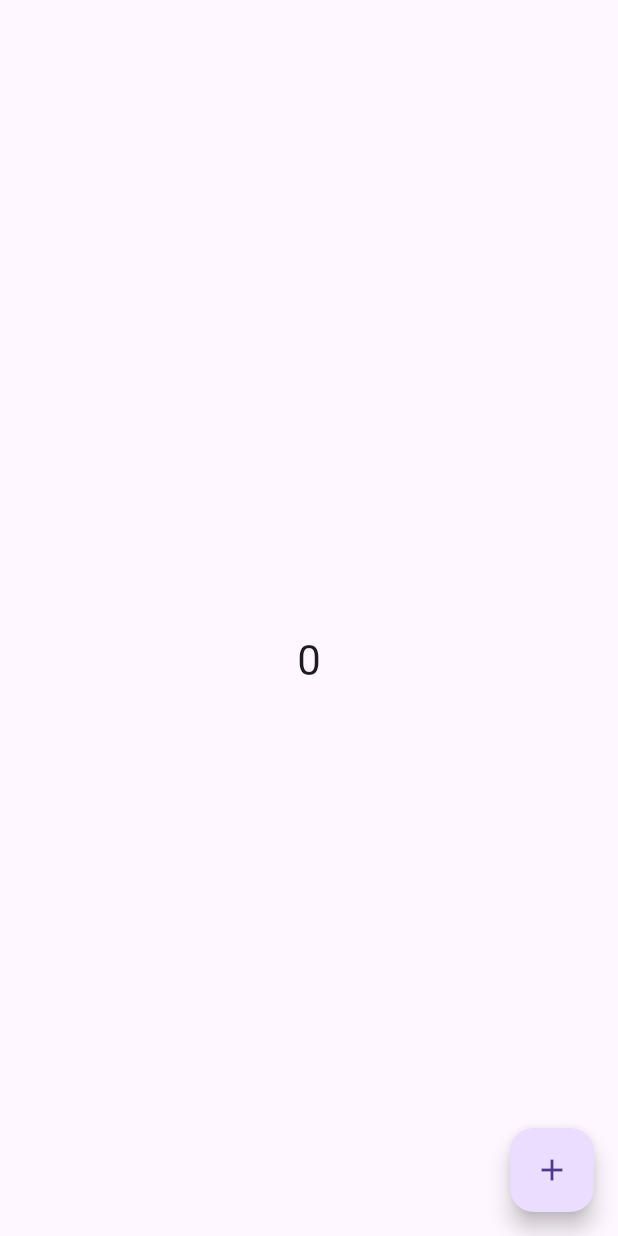
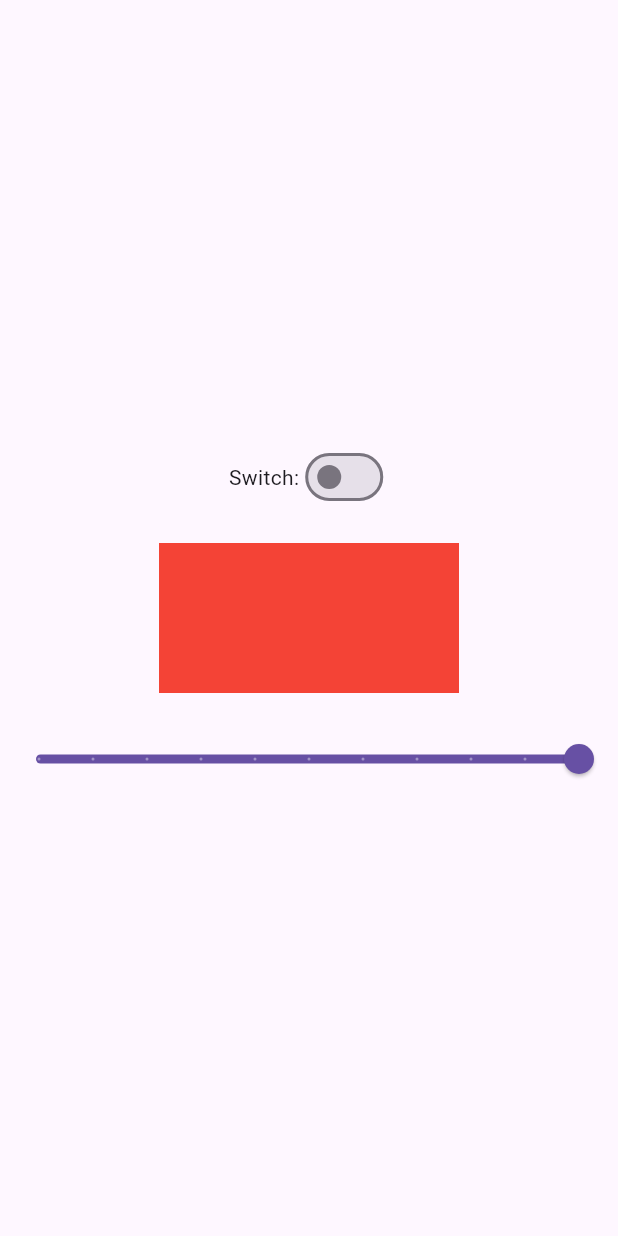
Before and after one commit to RidaSyed244/counter_bloc, a Flutter app: the screen it shows after launch, on a phone screen of 412 x 824 dp. Run offline on Flutter 3.47's test engine with Material 3 defaults, Android fonts, the phone set to English and light mode, and no system bars; our stand-ins replace bloc, equatable, flutter_bloc.

Commit message:
Slider andSwitch example

```diff
--- /dev/null
+++ b/lib/bloc/switch/bloc/switch_bloc.dart
@@ -0,0 +1,24 @@
+import 'package:bloc/bloc.dart';
+import 'package:counter_bloc/bloc/switch/bloc/switch_state.dart';
+import 'package:equatable/equatable.dart';
+
+part 'switch_event.dart';
+
+class SwitchBloc extends Bloc<SwitchEvent, SwitchState> {
+  SwitchBloc() : super(SwitchState()) {
+    on<EnableOrDisableNotification>(_onSwitch);
+
+    // Remove the event handler for SliderEvents
+  }
+
+  void _onSwitch(EnableOrDisableNotification event, Emitter<SwitchState> emit) {
+    emit(state.copyWith(isSwitch: !state.isSwitch));
+  }
+
+  // Remove the event handler for slider
+
+  // Add a method to handle slider changes directly in the state
+  void updateSlider(double sliderValue) {
+    emit(state.copyWith(slider: sliderValue));
+  }
+}
--- /dev/null
+++ b/lib/bloc/switch/bloc/switch_event.dart
@@ -0,0 +1,32 @@
+// ignore_for_file: must_be_immutable
+
+part of 'switch_bloc.dart';
+
+abstract class SwitchEvent extends Equatable {
+  const SwitchEvent();
+
+  @override
+  List<Object> get props => [];
+  //logic of upper line is props means properties and it is used to compare two objects for example:
+  // class Person {
+  //   final String name;
+  //   final int age;
+  //   Person(this.name, this.age);
+  // }
+  // void main() {
+  //   final p1 = Person('Bob', 30);
+  //   final p2 = Person('Bob', 30);
+  //   print(p1 == p2); // false
+  // }
+  //result is false because p1 and p2 are two different objects and they are not equal
+}
+
+class EnableOrDisableNotification extends SwitchEvent {}
+
+class SliderEvents extends SwitchEvent {
+  double slider;
+  SliderEvents({this.slider = 1.0});
+
+  @override
+  List<Object> get props => [slider];
+}
--- /dev/null
+++ b/lib/bloc/switch/bloc/switch_state.dart
@@ -0,0 +1,20 @@
+// ignore_for_file: must_be_immutable
+
+import 'package:equatable/equatable.dart';
+
+class SwitchState extends Equatable {
+  bool isSwitch;
+  double slider;
+
+  SwitchState({this.isSwitch = false, this.slider = 1.0});
+
+  SwitchState copyWith({bool? isSwitch, double? slider}) {
+    return SwitchState(
+      isSwitch: isSwitch ?? this.isSwitch,
+      slider: slider ?? this.slider,
+    );
+  }
+
+  @override
+  List<Object> get props => [isSwitch, slider];
+}
--- a/lib/main.dart
+++ b/lib/main.dart
@@ -1,5 +1,7 @@
 import 'package:counter_bloc/bloc/counter/counter_bloc.dart';
+import 'package:counter_bloc/bloc/switch/bloc/switch_bloc.dart';
 import 'package:counter_bloc/ui/counter.dart';
+import 'package:counter_bloc/ui/switch_screen.dart';
 import 'package:flutter/material.dart';
 import 'package:flutter_bloc/flutter_bloc.dart';
 
@@ -20,7 +22,7 @@ class _MyAppState extends State<MyApp> {
   @override
   Widget build(BuildContext context) {
     return BlocProvider(
-        create: (context) => CounterBloc(),
-        child: MaterialApp(home: CounterScreen()));
+        create: (context) => SwitchBloc(),
+        child: MaterialApp(home: SwitchScreen()));
   }
 }
--- /dev/null
+++ b/lib/ui/switch_screen.dart
@@ -0,0 +1,72 @@
+import 'package:counter_bloc/bloc/switch/bloc/switch_state.dart';
+import 'package:flutter/material.dart';
+import 'package:flutter_bloc/flutter_bloc.dart';
+import 'package:counter_bloc/bloc/switch/bloc/switch_bloc.dart';
+
+class SwitchScreen extends StatefulWidget {
+  @override
+  State<SwitchScreen> createState() => _SwitchScreenState();
+}
+
+class _SwitchScreenState extends State<SwitchScreen> {
+  @override
+  Widget build(BuildContext context) {
+    return MaterialApp(
+      home: Scaffold(
+        body: Center(
+          child: Column(
+            mainAxisAlignment: MainAxisAlignment.center,
+            children: [
+              Row(
+                mainAxisAlignment: MainAxisAlignment.center,
+                children: [
+                  Text('Switch:'),
+                  BlocBuilder<SwitchBloc, SwitchState>(
+                    buildWhen: (previous, current) {
+                      return previous.isSwitch != current.isSwitch;
+                    },
+                    builder: (context, state) {
+                      print(state.isSwitch);
+                      return Switch(
+                        value: state.isSwitch,
+                        onChanged: (newvalue) {
+                          context.read<SwitchBloc>().add(
+                                EnableOrDisableNotification(),
+                              );
+                        },
+                      );
+                    },
+                  ),
+                ],
+              ),
+              BlocBuilder<SwitchBloc, SwitchState>(
+                buildWhen: (previous, current) {
+                  return previous.slider != current.slider;
+                },
+                builder: (context, state) {
+                  print(state.slider);
+                  return Container(
+                    width: 200,
+                    height: 100,
+                    color: Colors.red.withOpacity(state.slider),
+                    margin: EdgeInsets.symmetric(vertical: 20),
+                  );
+                },
+              ),
+              Slider(
+                value: context.watch<SwitchBloc>().state.slider,
+                onChanged: (value) {
+                  context.read<SwitchBloc>().updateSlider(value);
+                },
+                min: 0,
+                max: 1,
+                divisions: 10,
+                label: 'Slider',
+              ),
+            ],
+          ),
+        ),
+      ),
+    );
+  }
+}
```
